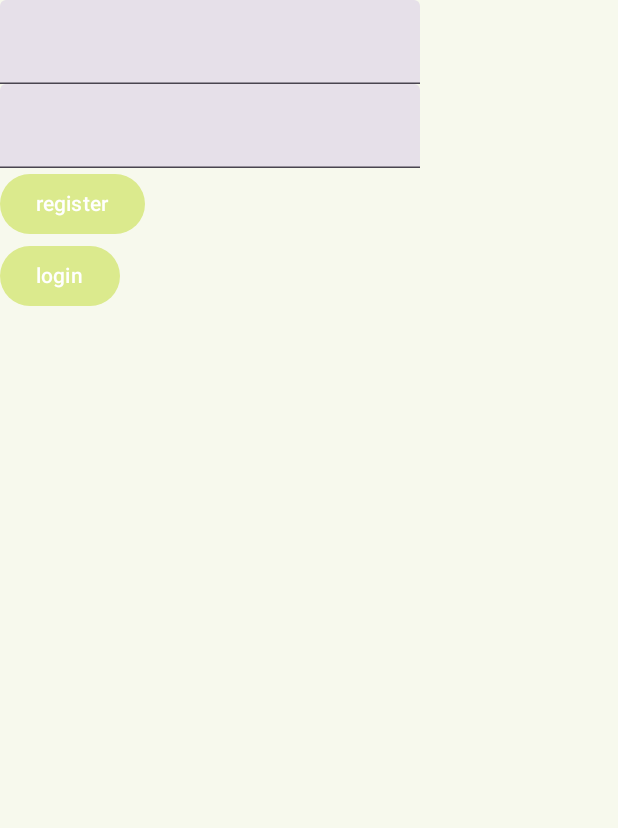
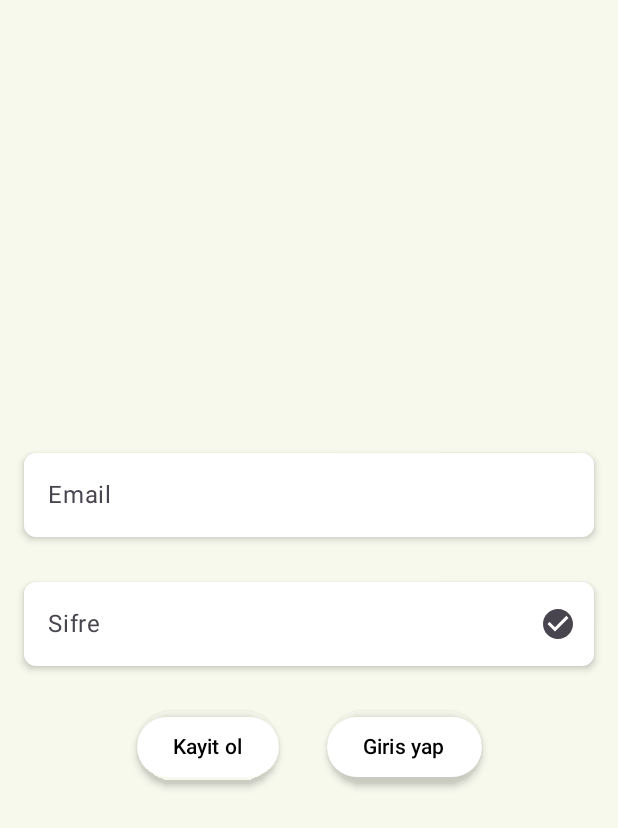
Before and after one commit to turkerdev/doge, an Android app built with Jetpack Compose: the screen it shows after launch (AuthActivity), on a phone screen of 412 x 824 dp. Shown: the top 828 px of the screen. Run offline under Robolectric (Android 15) with nearby library versions, the phone set to English and light mode, and no system bars; libraries missing offline, so code that uses them is left out: io.github.jan.supabase; 1 statement that could not run was skipped.

Commit message:
Fix crash and ui in auth activity

```diff
--- a/app/src/main/java/dev/turker/doge/AuthActivity.kt
+++ b/app/src/main/java/dev/turker/doge/AuthActivity.kt
@@ -3,23 +3,50 @@ package dev.turker.doge
 import android.content.Context
 import android.content.Intent
 import android.os.Bundle
+import android.widget.Toast
 import androidx.activity.ComponentActivity
 import androidx.activity.compose.setContent
+import androidx.compose.foundation.background
+import androidx.compose.foundation.layout.Arrangement
 import androidx.compose.foundation.layout.Column
+import androidx.compose.foundation.layout.Row
 import androidx.compose.foundation.layout.fillMaxSize
+import androidx.compose.foundation.layout.fillMaxWidth
+import androidx.compose.foundation.layout.padding
+import androidx.compose.foundation.layout.width
+import androidx.compose.foundation.shape.RoundedCornerShape
+import androidx.compose.foundation.text.BasicTextField
+import androidx.compose.foundation.text.KeyboardOptions
+import androidx.compose.material.icons.Icons
+import androidx.compose.material.icons.filled.Check
+import androidx.compose.material.icons.filled.CheckCircle
 import androidx.compose.material3.Button
+import androidx.compose.material3.ButtonDefaults
 import androidx.compose.material3.ExperimentalMaterial3Api
+import androidx.compose.material3.Icon
+import androidx.compose.material3.IconButton
 import androidx.compose.material3.MaterialTheme
+import androidx.compose.material3.OutlinedTextField
 import androidx.compose.material3.Surface
 import androidx.compose.material3.Text
 import androidx.compose.material3.TextField
+import androidx.compose.material3.TextFieldDefaults
 import androidx.compose.runtime.LaunchedEffect
 import androidx.compose.runtime.getValue
 import androidx.compose.runtime.mutableStateOf
 import androidx.compose.runtime.remember
+import androidx.compose.runtime.saveable.rememberSaveable
 import androidx.compose.runtime.setValue
+import androidx.compose.ui.Alignment
 import androidx.compose.ui.Modifier
+import androidx.compose.ui.draw.shadow
+import androidx.compose.ui.graphics.Color
 import androidx.compose.ui.platform.LocalContext
+import androidx.compose.ui.text.input.KeyboardType
+import androidx.compose.ui.text.input.PasswordVisualTransformation
+import androidx.compose.ui.text.input.VisualTransformation
+import androidx.compose.ui.unit.dp
+import androidx.compose.ui.unit.sp
 import androidx.lifecycle.lifecycleScope
 import dev.turker.doge.ui.theme.DogeTheme
 import io.github.jan.supabase.gotrue.SessionStatus
@@ -36,6 +63,7 @@ class AuthActivity : ComponentActivity() {
         setContent {
             var email by remember { mutableStateOf("") }
             var password by remember { mutableStateOf("") }
+            var passwordVisible by rememberSaveable { mutableStateOf(false) }
             val ctx = LocalContext.current
 
             LaunchedEffect(Unit){
@@ -46,20 +74,88 @@ class AuthActivity : ComponentActivity() {
                 Surface(
                     modifier = Modifier.fillMaxSize(),
                 ) {
-                    Column {
+                    Column(
+                        verticalArrangement = Arrangement.spacedBy(10.dp,Alignment.CenterVertically),
+                        horizontalAlignment = Alignment.CenterHorizontally
+                    ) {
                         TextField(
+                            modifier = Modifier
+                                .fillMaxWidth()
+                                .padding(start = 16.dp, end = 16.dp, top = 10.dp, bottom = 10.dp)
+                                .shadow(elevation = 3.dp, shape = RoundedCornerShape(8.dp)),
+                            label = {
+                                Text(text = "Email")
+                            },
+                            colors = TextFieldDefaults.textFieldColors(
+                                focusedIndicatorColor = Color.Transparent,
+                                disabledIndicatorColor = Color.Transparent,
+                                errorIndicatorColor = Color.Transparent,
+                                unfocusedIndicatorColor = Color.Transparent,
+                                containerColor = Color.White
+                            ),
                             value = email,
                             onValueChange = {email=it}
                         )
                         TextField(
+                            visualTransformation = if (passwordVisible) VisualTransformation.None else PasswordVisualTransformation(),
+                            keyboardOptions = KeyboardOptions(keyboardType = KeyboardType.Password),
+                            modifier = Modifier
+                                .fillMaxWidth()
+                                .padding(start = 16.dp, end = 16.dp, top = 10.dp, bottom = 10.dp)
+                                .shadow(elevation = 3.dp, shape = RoundedCornerShape(8.dp)),
+                            label = {
+                                Text(text = "Sifre")
+                            },
+                            colors = TextFieldDefaults.textFieldColors(
+                                focusedIndicatorColor = Color.Transparent,
+                                disabledIndicatorColor = Color.Transparent,
+                                errorIndicatorColor = Color.Transparent,
+                                unfocusedIndicatorColor = Color.Transparent,
+                                containerColor = Color.White
+                            ),
+                            trailingIcon = {
+                                val image = if (passwordVisible)
+                                    Icons.Filled.Check
+                                else Icons.Filled.CheckCircle
+
+                                val description = if (passwordVisible) "Sifre gizle" else "Sifre goster"
+
+                                IconButton(onClick = {passwordVisible = !passwordVisible}){
+                                    Icon(imageVector  = image, description)
+                                }
+                            },
                             value = password,
                             onValueChange = {password=it}
                         )
-                        Button(onClick = { register(email,password) }) {
-                            Text(text = "register")
+                        Row {
+                            Button(
+                                modifier = Modifier
+                                    .padding(
+                                        start = 16.dp,
+                                        end = 16.dp,
+                                        top = 10.dp,
+                                        bottom = 10.dp
+                                    )
+                                    .shadow(elevation = 3.dp, shape = RoundedCornerShape(64.dp)),
+                                colors = ButtonDefaults.buttonColors(contentColor = Color.Black, containerColor = Color.White),
+                                onClick = { register(email,password,ctx) })
+                            {
+                                Text(text = "Kayit ol")
                             }
-                        Button(onClick = { login(email,password) }) {
-                            Text(text = "login")
+                            Button(
+                                modifier = Modifier
+                                    .padding(
+                                        start = 16.dp,
+                                        end = 16.dp,
+                                        top = 10.dp,
+                                        bottom = 10.dp
+                                    )
+                                    .shadow(elevation = 3.dp, shape = RoundedCornerShape(64.dp)),
+                                colors = ButtonDefaults.buttonColors(contentColor = Color.Black, containerColor = Color.White),
+                                onClick = { login(email,password,ctx) })
+                            {
+                                Text(text = "Giris yap")
+                            }
                         }
                     }
                 }
@@ -83,21 +179,32 @@ class AuthActivity : ComponentActivity() {
         }
     }
 
-    private fun register(mail:String, pass:String){
+    private fun register(mail:String, pass:String,ctx:Context){
         lifecycleScope.launch {
+            try {
                 supabaseClient.gotrue.signUpWith(Email){
                     email=mail
                     password=pass
                 }
             }
+            catch (e:Exception){
+                Toast.makeText(ctx,"Kayit olurken hata olustu", Toast.LENGTH_LONG).show()
+            }
+        }
     }
 
-    private fun login(mail:String, pass:String){
+    private fun login(mail:String, pass:String,ctx:Context){
         lifecycleScope.launch {
+            try
+            {
                 supabaseClient.gotrue.loginWith(Email){
                     email=mail
                     password=pass
                 }
             }
+            catch (e:Exception){
+                Toast.makeText(ctx,"Giris yaparken hata olustu", Toast.LENGTH_LONG).show()
             }
         }
+    }
+}
```
Lines whose indentation alone changed are shown as unchanged.
